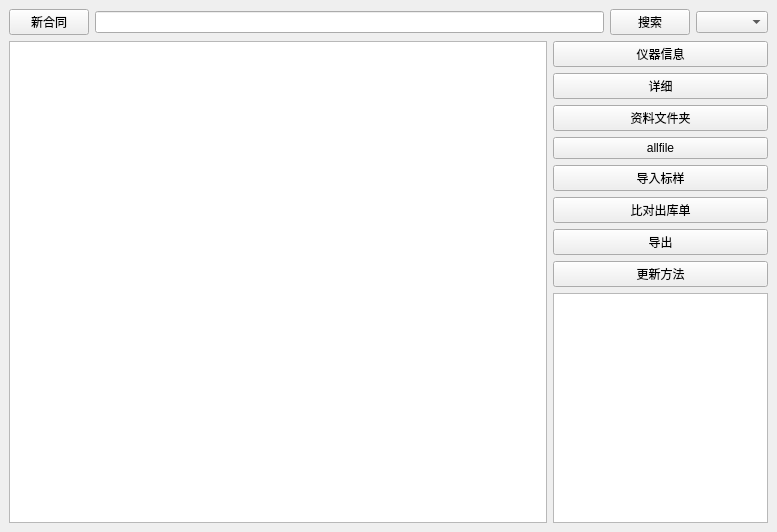
Before: the Qt Designer form qt5_client_dj/contacts.ui in mahongquan/parts, drawn with Qt 5.
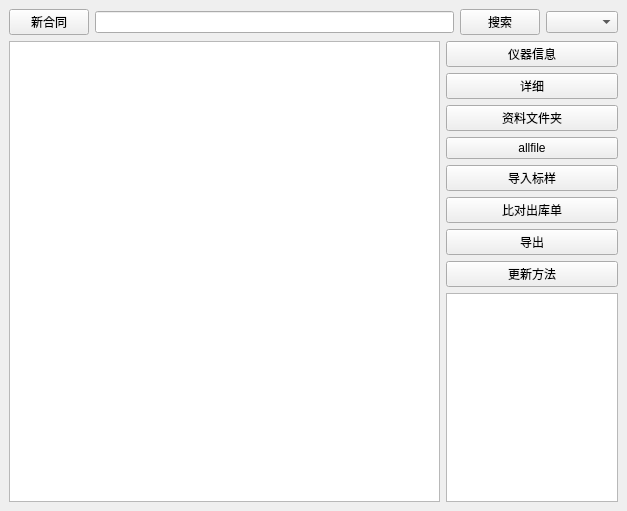
After: the same form once the commit is applied. Custom widgets are drawn as their Qt base class.

The edit to the form file:
```diff
--- a/qt5_client_dj/contacts.ui
+++ b/qt5_client_dj/contacts.ui
@@ -6,8 +6,8 @@
    <rect>
     <x>0</x>
     <y>0</y>
-    <width>777</width>
-    <height>532</height>
+    <width>627</width>
+    <height>511</height>
    </rect>
   </property>
   <property name="windowTitle">
```
